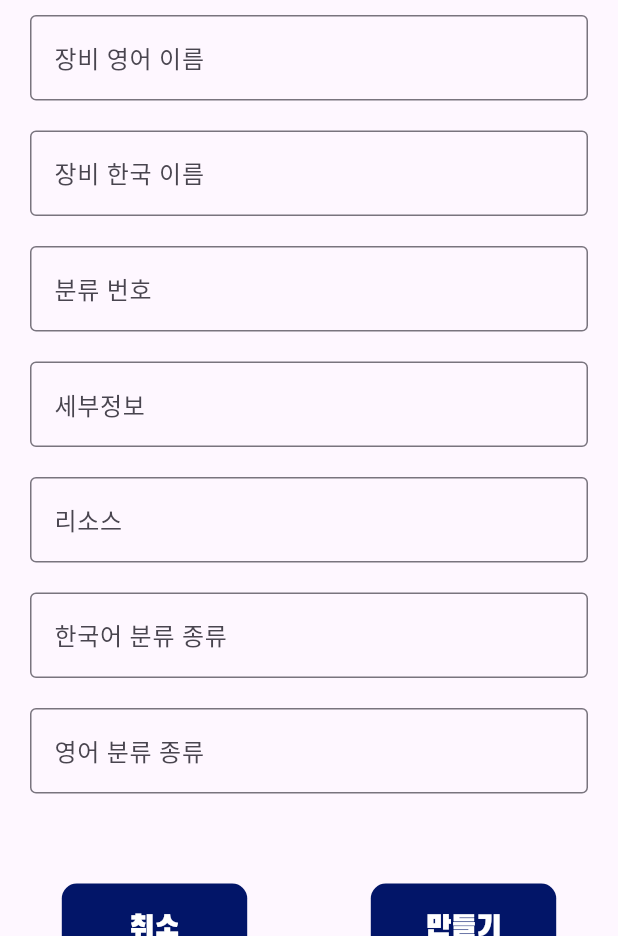
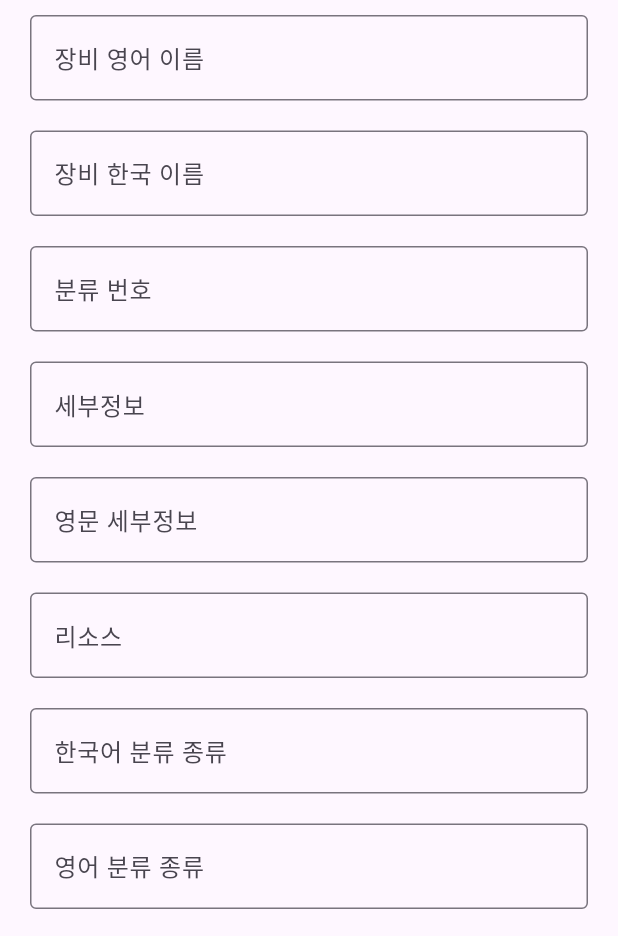
Before and after one commit to taetkyle/Handong_Creation_Lab_APP, a Flutter app: the itemAdding screen opened directly, on a phone screen of 412 x 824 dp, the part 300-1236 px from its top. Run offline on Flutter 3.47's test engine with Material 3 defaults, Android fonts, the phone set to English and light mode, and no system bars; our stand-ins replace cloud_firestore, firebase_core, get; missing offline and left inert: dart:js; accounts and stored records are empty.

```diff
--- a/Front/creationlab_app_front/lib/firebase_functions/item_related/createdata.dart
+++ b/Front/creationlab_app_front/lib/firebase_functions/item_related/createdata.dart
@@ -1,7 +1,7 @@
 import 'package:cloud_firestore/cloud_firestore.dart';
 
 void createData(int number, String engname, String korname, String detail_info,
-    String kortype, String engtype, String resoures) {
+    String eng_detail_info, String kortype, String engtype, String resoures) {
   final usercol = FirebaseFirestore.instance.collection("items").doc();
   usercol.set(
     {
@@ -9,6 +9,7 @@ void createData(int number, String engname, String korname, String detail_info,
       "engname": engname,
       "korname": korname,
       "detail_info": detail_info,
+      "eng_detail_info": eng_detail_info,
       "kortype": kortype,
       "engtype": engtype,
       "resources": resoures
--- a/Front/creationlab_app_front/lib/firebase_functions/item_related/items.dart
+++ b/Front/creationlab_app_front/lib/firebase_functions/item_related/items.dart
@@ -6,6 +6,7 @@ class Itemss {
   final String korname;
   final int number;
   final String detail_info;
+  final String eng_detailed_info;
   final String resources;
   final String kortype;
   final String engtype;
@@ -16,6 +17,7 @@ class Itemss {
     required this.korname,
     required this.number,
     required this.detail_info,
+    required this.eng_detailed_info,
     required this.resources,
     required this.kortype,
     required this.engtype,
@@ -27,6 +29,7 @@ class Itemss {
     return Itemss(
       docId: doc.id,
       detail_info: data["detail_info"],
+      eng_detailed_info: data["eng_detailed_info"],
       engname: data["engname"],
       engtype: data["engtype"],
       korname: data["korname"],
@@ -39,6 +42,7 @@ class Itemss {
   Map<String, dynamic> toJson() {
     return {
       "detail_info": detail_info,
+      "eng_detailed_info": eng_detailed_info,
       "engname": engname,
       "engtype": engtype,
       "korname": korname,
--- a/Front/creationlab_app_front/lib/pages/app_manage/deep_location/item_related/item_adding.dart
+++ b/Front/creationlab_app_front/lib/pages/app_manage/deep_location/item_related/item_adding.dart
@@ -19,6 +19,8 @@ class _itemAddingState extends State<itemAdding> {
   TextEditingController kornameEditingController = TextEditingController();
   TextEditingController numberEditingController = TextEditingController();
   TextEditingController detail_infoEditingController = TextEditingController();
+  TextEditingController eng_detail_infoEditingController =
+      TextEditingController();
   TextEditingController resourcesEditingController = TextEditingController();
   TextEditingController kortypeEditingController = TextEditingController();
   TextEditingController engtypeEditingController = TextEditingController();
@@ -91,6 +93,18 @@ class _itemAddingState extends State<itemAdding> {
                     border: OutlineInputBorder(),
                     labelText: '세부정보',
                     hintText: '세부정보을 작성해주세요'),
+              ),
+            ),
+            Padding(
+              padding: const EdgeInsets.fromLTRB(20, 10, 20, 10),
+              child: TextField(
+                keyboardType: TextInputType.multiline,
+                maxLines: null,
+                controller: eng_detail_infoEditingController,
+                decoration: const InputDecoration(
+                    border: OutlineInputBorder(),
+                    labelText: '영문 세부정보',
+                    hintText: '영문 세부정보을 작성해주세요'),
               ),
             ),
             Padding(
@@ -202,6 +216,7 @@ class _itemAddingState extends State<itemAdding> {
                           engnameEditingController.text,
                           kornameEditingController.text,
                           detail_infoEditingController.text,
+                          eng_detail_infoEditingController.text,
                           kortypeEditingController.text,
                           engtypeEditingController.text,
                           resourcesEditingController.text);
--- a/Front/creationlab_app_front/lib/pages/homepage.dart
+++ b/Front/creationlab_app_front/lib/pages/homepage.dart
@@ -37,7 +37,7 @@ class Homepage extends StatelessWidget {
                     style: TextStyle(
                       color: Color.fromARGB(255, 90, 90, 90),
                       fontFamily: "KoreanFont",
-                      fontSize: 70,
+                      fontSize: 80,
                     ),
                   ),
                 )),
--- a/Front/creationlab_app_front/lib/pages/itemlist/itemlist.dart
+++ b/Front/creationlab_app_front/lib/pages/itemlist/itemlist.dart
@@ -43,7 +43,7 @@ class _itemListState extends State<itemList> {
           backgroundColor: const Color.fromARGB(255, 2, 21, 104),
           title: Text(
             ["물품 리스트", "Item Lists"][lang],
-            style: TextStyle(
+            style: const TextStyle(
               color: Colors.white,
               fontFamily: "KoreanFont",
               fontSize: 30,
@@ -69,7 +69,7 @@ class _itemListState extends State<itemList> {
                               itemsList[index].number.toString(),
                               itemsList[index].engname,
                               itemsList[index].engtype,
-                              itemsList[index].detail_info,
+                              itemsList[index].eng_detailed_info,
                               itemsList[index].resources),
                       const SizedBox(
                         height: 10,
@@ -102,7 +102,7 @@ class _itemListState extends State<itemList> {
                           Icons.power_outlined,
                         ),
                         Text(
-                          'Power Tool',
+                          'Tools',
                           style: TextStyle(
                             color: Colors.white,
                             fontFamily: "KoreanFont",
--- a/Front/creationlab_app_front/lib/pages/itemlist/powertoollist.dart
+++ b/Front/creationlab_app_front/lib/pages/itemlist/powertoollist.dart
@@ -9,8 +9,6 @@ class powertoollist extends StatelessWidget {
   @override
   Widget build(BuildContext context) {
     lang = Provider.of<LangProvider>(context, listen: false).language;
-    print(lang);
-    print("네");
     return Scaffold(
       appBar: AppBar(
           backgroundColor: const Color.fromARGB(255, 2, 21, 104),
```
Also changed, not shown: Front/creationlab_app_front/lib/pages/itemlist/sub_itemlist.dart (+4 -13 lines).
